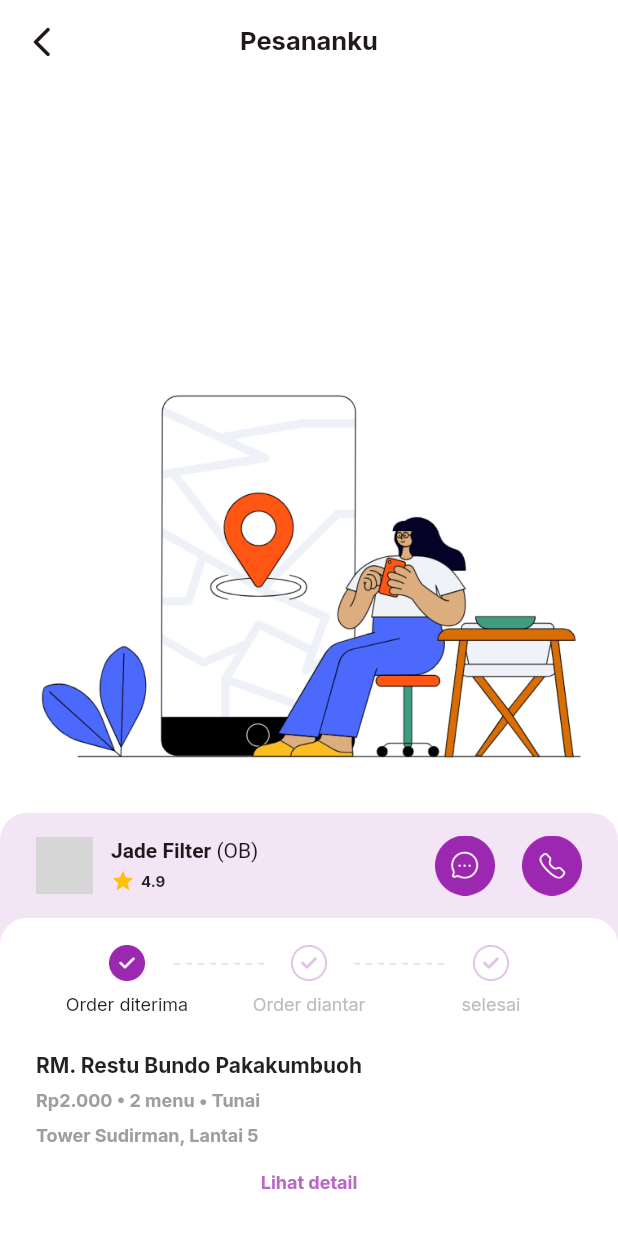
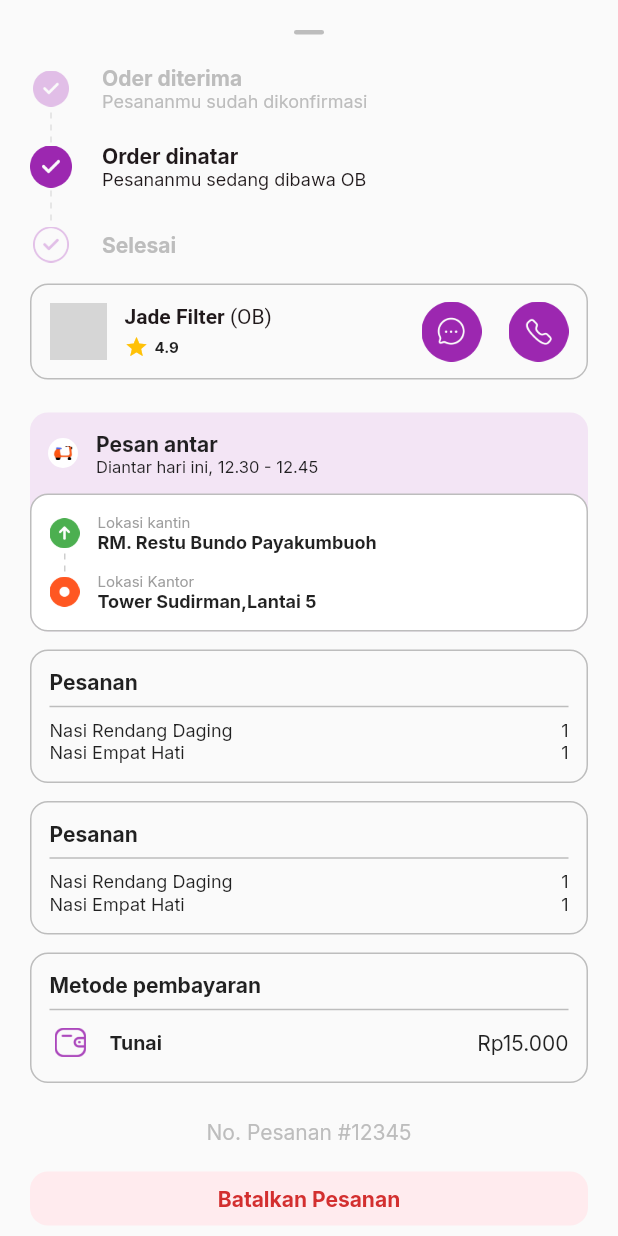
Before and after one commit to amasparera/hendrik-kantin, a Flutter app: the CheckoutView screen opened directly, after a tap on "Lihat detail", on a phone screen of 412 x 824 dp. Run offline on Flutter 3.47's test engine with Material 2 defaults, Android fonts, the light colour scheme and no system bars; drawn by our look-alikes of dotted_line; our stand-ins replace animate_do, flutter_rating_bar, get_it, google_fonts; missing offline and left inert: r_dotted_line_border; network calls fail; grey boxes are pictures that could not be loaded.

Commit message:
ui finish

```diff
--- a/lib/const/main_app.dart
+++ b/lib/const/main_app.dart
@@ -14,7 +14,7 @@ const Color fontPurple = Color(0xff9C27B0);
 const Color shadow = Color(0xffBFBFBF);
 const Color star = Color(0xffFBC02D);
 
-const double padding = 24;
+const double padding = 20;
 
 const TextStyle mainStyle =
     TextStyle(fontSize: 24, fontWeight: FontWeight.w700, color: fontBlack);
--- a/lib/main.dart
+++ b/lib/main.dart
@@ -40,7 +40,7 @@ class MyApp extends StatelessWidget {
             create: (_) => injection.locator<KeranjangController>())
       ],
       child: MaterialApp(
-          title: "e-Kantin",
+          title: "E-Kantin",
           debugShowCheckedModeBanner: false,
           home: const OnBoardView(),
           theme: ThemeData.light().copyWith(
--- a/lib/presentasi/page/checkout_view.dart
+++ b/lib/presentasi/page/checkout_view.dart
@@ -4,6 +4,7 @@ import 'package:kantin/const/navigasi.dart';
 import 'package:kantin/dummi.dart';
 import 'package:kantin/presentasi/page/panggilan_view.dart';
 import 'package:kantin/presentasi/page/pesan_view.dart';
+import 'package:kantin/presentasi/page/lihat_detail.dart';
 
 import '../../const/main_app.dart';
 
@@ -247,7 +248,10 @@ class _CheckoutViewState extends State<CheckoutView> {
                       ),
                       Center(
                         child: TextButton(
-                            onPressed: () {},
+                            onPressed: () {
+                              Navigator.of(context)
+                                  .push(toUpPage(const LihatDetail()));
+                            },
                             child: const Text(
                               "Lihat detail",
                               style: TextStyle(
--- a/lib/presentasi/page/detail_pesanan.dart
+++ b/lib/presentasi/page/detail_riwayat_selesai.dart
@@ -4,14 +4,16 @@ import 'package:flutter_rating_bar/flutter_rating_bar.dart';
 import 'package:kantin/const/main_app.dart';
 import 'package:kantin/dummi.dart';
 
-class DetailPesanan extends StatefulWidget {
-  const DetailPesanan({super.key});
+import '../widget/list_harga.dart';
+
+class DetailRiwayatSelesai extends StatefulWidget {
+  const DetailRiwayatSelesai({super.key});
 
   @override
-  State<DetailPesanan> createState() => _DetailPesananState();
+  State<DetailRiwayatSelesai> createState() => _DetailRiwayatSelesaiState();
 }
 
-class _DetailPesananState extends State<DetailPesanan> {
+class _DetailRiwayatSelesaiState extends State<DetailRiwayatSelesai> {
   @override
   Widget build(BuildContext context) {
     return Scaffold(
@@ -314,31 +316,3 @@ class _DetailPesananState extends State<DetailPesanan> {
     );
   }
 }
-
-class ListHarga extends StatelessWidget {
-  const ListHarga({
-    Key? key,
-    required this.text,
-    required this.quantity,
-  }) : super(key: key);
-
-  final String text;
-  final String quantity;
-
-  @override
-  Widget build(BuildContext context) {
-    return Row(
-      children: [
-        Expanded(
-            child: Text(
-          text,
-          style: const TextStyle(fontSize: 12),
-        )),
-        Text(
-          quantity,
-          style: const TextStyle(fontSize: 12),
-        )
-      ],
-    );
-  }
-}
--- /dev/null
+++ b/lib/presentasi/page/lihat_detail.dart
@@ -0,0 +1,450 @@
+import 'package:dotted_line/dotted_line.dart';
+import 'package:flutter/material.dart';
+import 'package:kantin/const/main_app.dart';
+import 'package:kantin/presentasi/widget/list_harga.dart';
+
+import '../../const/navigasi.dart';
+import '../../dummi.dart';
+import 'panggilan_view.dart';
+import 'pesan_view.dart';
+
+class LihatDetail extends StatelessWidget {
+  const LihatDetail({super.key});
+
+  @override
+  Widget build(BuildContext context) {
+    return Scaffold(
+        body: SafeArea(
+      child: ListView(
+          padding: const EdgeInsets.symmetric(horizontal: padding),
+          children: [
+            Center(
+              child: Container(
+                margin: EdgeInsets.symmetric(vertical: padding),
+                height: 3,
+                width: padding,
+                decoration: BoxDecoration(
+                    color: const Color(0xffbdbdbd),
+                    borderRadius: BorderRadius.circular(12)),
+              ),
+            ),
+            Row(
+              children: [
+                Container(
+                  height: 28,
+                  width: 28,
+                  padding: const EdgeInsets.all(2),
+                  margin:
+                      const EdgeInsets.only(right: padding, bottom: 2, top: 2),
+                  child: Image.asset(
+                    "assets/icon/Tick Square (3).png",
+                  ),
+                ),
+                Column(
+                  crossAxisAlignment: CrossAxisAlignment.start,
+                  children: const [
+                    Text(
+                      "Oder diterima",
+                      style: TextStyle(
+                          fontWeight: FontWeight.bold,
+                          color: Color(0xffbdbdbd)),
+                    ),
+                    Text(
+                      "Pesananmu sudah dikonfirmasi",
+                      style: TextStyle(fontSize: 12, color: Color(0xffbdbdbd)),
+                    ),
+                  ],
+                )
+              ],
+            ),
+            const Padding(
+              padding: EdgeInsets.only(left: 13.5),
+              child: SizedBox(
+                width: 28,
+                height: padding,
+                child: DottedLine(
+                  direction: Axis.vertical,
+                  dashColor: Color(0xffE0E0E0),
+                ),
+              ),
+            ),
+            Row(
+              children: [
+                Container(
+                  height: 28,
+                  width: 28,
+                  // padding: const EdgeInsets.all(2),
+                  margin:
+                      const EdgeInsets.only(right: padding, bottom: 2, top: 2),
+                  child: Image.asset(
+                    "assets/icon/Tick Square.png",
+                  ),
+                ),
+                Column(
+                  crossAxisAlignment: CrossAxisAlignment.start,
+                  children: const [
+                    Text(
+                      "Order dinatar",
+                      style: TextStyle(
+                          fontWeight: FontWeight.bold,
+                          color: Color(0xff20191B)),
+                    ),
+                    Text(
+                      "Pesananmu sedang dibawa OB",
+                      style: TextStyle(fontSize: 12, color: Color(0xff20191B)),
+                    ),
+                  ],
+                )
+              ],
+            ),
+            const Padding(
+              padding: EdgeInsets.only(left: 13.5),
+              child: SizedBox(
+                width: 28,
+                height: padding,
+                child: DottedLine(
+                  direction: Axis.vertical,
+                  dashColor: Color(0xffE0E0E0),
+                ),
+              ),
+            ),
+            Row(
+              children: [
+                Container(
+                  height: 28,
+                  width: 28,
+                  padding: const EdgeInsets.all(2),
+                  margin:
+                      const EdgeInsets.only(right: padding, bottom: 2, top: 2),
+                  child: Image.asset(
+                    "assets/icon/Tick Square (2).png",
+                  ),
+                ),
+                const Text(
+                  "Selesai",
+                  style: TextStyle(
+                      fontWeight: FontWeight.bold, color: Color(0xffbdbdbd)),
+                )
+              ],
+            ),
+            Container(
+              margin: const EdgeInsets.symmetric(vertical: 10),
+              padding: const EdgeInsets.symmetric(horizontal: 12, vertical: 8),
+              decoration: BoxDecoration(
+                  borderRadius: BorderRadius.circular(12),
+                  border: Border.all(width: 1, color: const Color(0xffBDBDBD))),
+              child: Row(
+                children: [
+                  Container(
+                    width: 38,
+                    height: 38,
+                    margin: const EdgeInsets.only(right: 12, top: 4, bottom: 4),
+                    clipBehavior: Clip.hardEdge,
+                    decoration: const BoxDecoration(shape: BoxShape.circle),
+                    child: Image.network(
+                      person,
+                      fit: BoxFit.cover,
+                    ),
+                  ),
+                  Expanded(
+                    child: Column(
+                      mainAxisAlignment: MainAxisAlignment.spaceEvenly,
+                      crossAxisAlignment: CrossAxisAlignment.start,
+                      children: [
+                        RichText(
+                          text: const TextSpan(
+                            style: TextStyle(
+                                fontWeight: FontWeight.bold, color: fontBlack),
+                            text: "Jade Filter ",
+                            children: [
+                              TextSpan(
+                                  text: "(OB)",
+                                  style:
+                                      TextStyle(fontWeight: FontWeight.normal))
+                            ],
+                          ),
+                        ),
+                        const SizedBox(height: 4),
+                        Row(
+                          mainAxisAlignment: MainAxisAlignment.start,
+                          children: const [
+                            Icon(
+                              Icons.star,
+                              size: 16,
+                              color: Colors.amber,
+                            ),
+                            SizedBox(width: 4),
+                            Text(
+                              "4.9",
+                              style: TextStyle(
+                                  fontSize: 10, fontWeight: FontWeight.bold),
+                            )
+                          ],
+                        ),
+                      ],
+                    ),
+                  ),
+                  GestureDetector(
+                    onTap: () {
+                      toPage(context, const PesanView());
+                    },
+                    child: Image.asset(
+                      "assets/icon/Group 46.png",
+                      scale: 4,
+                    ),
+                  ),
+                  const SizedBox(
+                    width: 18,
+                  ),
+                  GestureDetector(
+                    onTap: () {
+                      toPage(context, const PanggilanView());
+                    },
+                    child: Image.asset(
+                      "assets/icon/Group 47.png",
+                      scale: 4,
+                    ),
+                  ),
+                ],
+              ),
+            ),
+            Container(
+              margin: const EdgeInsets.only(top: 12),
+              padding: const EdgeInsets.only(top: 12),
+              decoration: BoxDecoration(
+                  color: const Color(0xffF3E5F5),
+                  borderRadius: BorderRadius.circular(12)),
+              child: Column(
+                children: [
+                  Padding(
+                    padding: const EdgeInsets.only(bottom: 12),
+                    child: Row(
+                      crossAxisAlignment: CrossAxisAlignment.center,
+                      children: [
+                        Container(
+                          height: 20,
+                          padding: const EdgeInsets.all(3.5),
+                          width: 20,
+                          margin: const EdgeInsets.only(right: 12, left: 12),
+                          decoration: const BoxDecoration(
+                              color: Colors.white, shape: BoxShape.circle),
+                          child:
+                              Image.asset("assets/icon/Wavy Buddies Vespa.png"),
+                        ),
+                        Column(
+                          crossAxisAlignment: CrossAxisAlignment.start,
+                          children: const [
+                            Text(
+                              "Pesan antar",
+                              style: TextStyle(fontWeight: FontWeight.bold),
+                            ),
+                            Text(
+                              "Diantar hari ini, 12.30 - 12.45",
+                              style: TextStyle(fontSize: 11),
+                            ),
+                          ],
+                        ),
+                      ],
+                    ),
+                  ),
+                  Container(
+                    padding: const EdgeInsets.all(12),
+                    decoration: BoxDecoration(
+                        color: Colors.white,
+                        border: Border.all(color: const Color(0xffBDBDBD)),
+                        borderRadius: BorderRadius.circular(12)),
+                    child: Column(
+                      crossAxisAlignment: CrossAxisAlignment.start,
+                      children: [
+                        SizedBox(
+                          // color: Colors.red,
+                          // height: 40,
+                          width: double.infinity,
+                          child: Row(
+                            crossAxisAlignment: CrossAxisAlignment.center,
+                            children: [
+                              Image.asset(
+                                "assets/icon/lokasi.png",
+                                width: 20,
+                              ),
+                              const SizedBox(width: 12),
+                              Expanded(
+                                child: Column(
+                                  crossAxisAlignment: CrossAxisAlignment.start,
+                                  children: const [
+                                    Text(
+                                      "Lokasi kantin",
+                                      style: TextStyle(
+                                          fontSize: 10,
+                                          color: Color(0xff9E9E9E)),
+                                    ),
+                                    Text(
+                                      "RM. Restu Bundo Payakumbuoh",
+                                      style: TextStyle(
+                                          fontWeight: FontWeight.bold,
+                                          fontSize: 12),
+                                    )
+                                  ],
+                                ),
+                              )
+                            ],
+                          ),
+                        ),
+                        const Padding(
+                          padding: EdgeInsets.only(left: 10),
+                          child: DottedLine(
+                            direction: Axis.vertical,
+                            dashColor: Color(0xff9E9E9E),
+                            lineLength: 12,
+                            lineThickness: .5,
+                            // dashGapLength: .5,
+                          ),
+                        ),
+                        SizedBox(
+                          // color: Colors.red,
+                          // height: 40,
+                          width: double.infinity,
+                          child: Row(
+                            crossAxisAlignment: CrossAxisAlignment.center,
+                            children: [
+                              Image.asset(
+                                "assets/icon/posisi.png",
+                                width: 20,
+                              ),
+                              const SizedBox(width: 12),
+                              Expanded(
+                                child: Column(
+                                  crossAxisAlignment: CrossAxisAlignment.start,
+                                  children: const [
+                                    Text(
+                                      "Lokasi Kantor",
+                                      style: TextStyle(
+                                          fontSize: 10,
+                                          color: Color(0xff9E9E9E)),
+                                    ),
+                                    Text(
+                                      "Tower Sudirman,Lantai 5",
+                                      style: TextStyle(
+                                          fontWeight: FontWeight.bold,
+                                          fontSize: 12),
+                                    )
+                                  ],
+                                ),
+                              )
+                            ],
+                          ),
+                        ),
+                      ],
+                    ),
+                  ),
+                ],
+              ),
+            ),
+            Container(
+              margin: const EdgeInsets.symmetric(vertical: 12),
+              padding: const EdgeInsets.all(12),
+              decoration: BoxDecoration(
+                  borderRadius: BorderRadius.circular(12),
+                  border: Border.all(width: 1, color: const Color(0xffbdbdbd))),
+              child: Column(
+                crossAxisAlignment: CrossAxisAlignment.start,
+                children: const [
+                  Text(
+                    "Pesanan",
+                    style: TextStyle(fontWeight: FontWeight.bold),
+                  ),
+                  Divider(
+                    thickness: 1,
+                    color: Color(0xffBDBDBD),
+                  ),
+                  ListHarga(text: "Nasi Rendang Daging", quantity: "1"),
+                  ListHarga(text: "Nasi Empat Hati", quantity: "1"),
+                ],
+              ),
+            ),
+            Container(
+              padding: const EdgeInsets.all(12),
+              decoration: BoxDecoration(
+                  borderRadius: BorderRadius.circular(12),
+                  border: Border.all(width: 1, color: const Color(0xffbdbdbd))),
+              child: Column(
+                crossAxisAlignment: CrossAxisAlignment.start,
+                children: const [
+                  Text(
+                    "Pesanan",
+                    style: TextStyle(fontWeight: FontWeight.bold),
+                  ),
+                  Divider(
+                    thickness: 1,
+                    color: Color(0xffBDBDBD),
+                  ),
+                  ListHarga(text: "Nasi Rendang Daging", quantity: "1"),
+                  ListHarga(text: "Nasi Empat Hati", quantity: "1"),
+                ],
+              ),
+            ),
+            Container(
+              padding: const EdgeInsets.all(12),
+              margin: const EdgeInsets.symmetric(vertical: 12),
+              decoration: BoxDecoration(
+                  borderRadius: BorderRadius.circular(12),
+                  border: Border.all(width: 1, color: const Color(0xffbdbdbd))),
+              child: Column(
+                crossAxisAlignment: CrossAxisAlignment.start,
+                children: [
+                  const Text(
+                    "Metode pembayaran",
+                    style: TextStyle(fontWeight: FontWeight.bold),
+                  ),
+                  const Divider(
+                    thickness: 1,
+                    color: Color(0xffBDBDBD),
+                  ),
+                  Row(children: [
+                    Container(
+                      height: 28,
+                      padding: const EdgeInsets.all(3.5),
+                      width: 28,
+                      margin: const EdgeInsets.only(right: 12),
+                      child: Image.asset("assets/icon/Wallet.png"),
+                    ),
+                    const Expanded(
+                      child: Text(
+                        "Tunai",
+                        style: TextStyle(
+                            fontWeight: FontWeight.bold, fontSize: 13),
+                      ),
+                    ),
+                    const Text("Rp15.000"),
+                  ])
+                ],
+              ),
+            ),
+            const Padding(
+              padding: EdgeInsets.symmetric(vertical: 12),
+              child: Center(
+                child: Text(
+                  "No. Pesanan #12345",
+                  style: TextStyle(color: Color(0xffBDBDBD)),
+                ),
+              ),
+            ),
+            TextButton(
+              style: TextButton.styleFrom(
+                  shape: RoundedRectangleBorder(
+                      borderRadius: BorderRadius.circular(12)),
+                  backgroundColor: const Color(0xffFFEBEE)),
+              onPressed: () {},
+              child: const Text(
+                "Batalkan Pesanan",
+                style: TextStyle(
+                    color: Color(0xffD32F2F), fontWeight: FontWeight.bold),
+              ),
+            ),
+            const SizedBox(
+              height: padding,
+            )
+          ]),
+    ));
+  }
+}
--- a/lib/presentasi/page/riwayat_view.dart
+++ b/lib/presentasi/page/riwayat_view.dart
@@ -1,7 +1,7 @@
 import 'package:flutter/gestures.dart';
 import 'package:flutter/material.dart';
 import 'package:kantin/const/navigasi.dart';
-import 'package:kantin/presentasi/page/detail_pesanan.dart';
+import 'package:kantin/presentasi/page/detail_riwayat_selesai.dart';
 
 import '../../const/main_app.dart';
 import '../widget/card_riwayat.dart';
@@ -73,7 +73,7 @@ class RiwayatView extends StatelessWidget {
                           status: 1,
                           onTap: () {
                             Navigator.of(context)
-                                .push(toUpPage(const DetailPesanan()));
+                                .push(toUpPage(const DetailRiwayatSelesai()));
                           })),
                 ),
                 ListView(
--- /dev/null
+++ b/lib/presentasi/widget/list_harga.dart
@@ -0,0 +1,29 @@
+import 'package:flutter/material.dart';
+
+class ListHarga extends StatelessWidget {
+  const ListHarga({
+    Key? key,
+    required this.text,
+    required this.quantity,
+  }) : super(key: key);
+
+  final String text;
+  final String quantity;
+
+  @override
+  Widget build(BuildContext context) {
+    return Row(
+      children: [
+        Expanded(
+            child: Text(
+          text,
+          style: const TextStyle(fontSize: 12),
+        )),
+        Text(
+          quantity,
+          style: const TextStyle(fontSize: 12),
+        )
+      ],
+    );
+  }
+}
```
Also changed, not shown: assets/icon/Tick Square (3).png (added), 5 other files.
